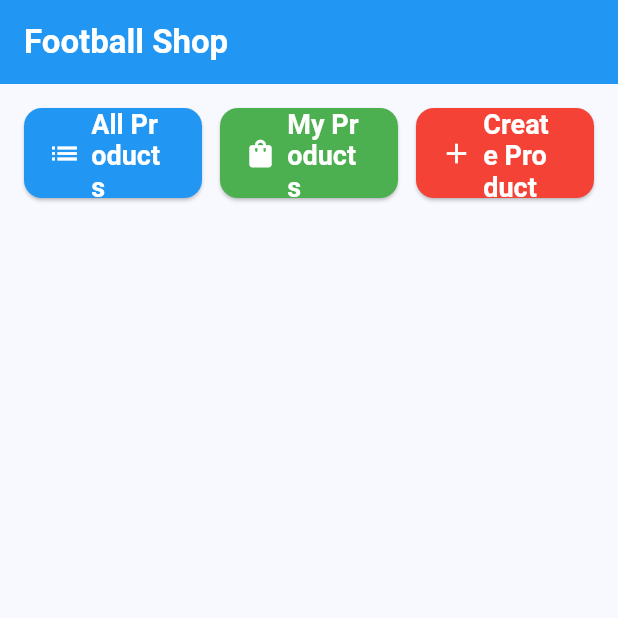
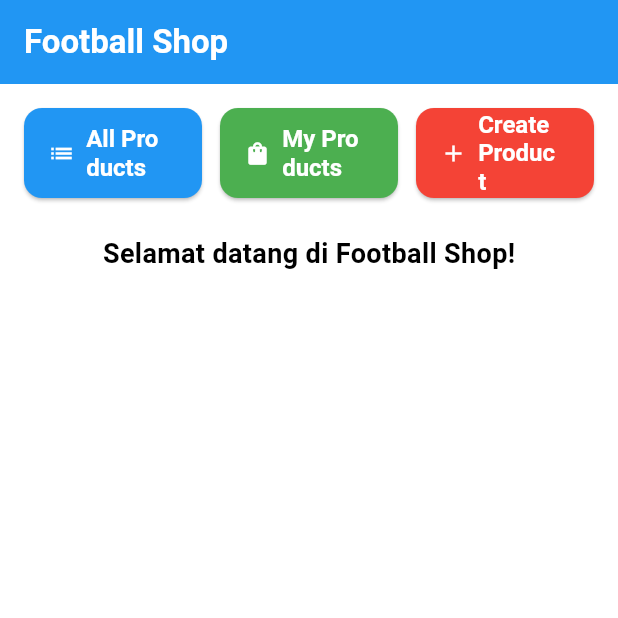
Before and after one commit to alfino157/football-shop-mobile, a Flutter app: the screen it shows after launch, on a phone screen of 412 x 824 dp, the top half of it. Run offline on Flutter 3.47's test engine with Material 3 defaults, Android fonts, the phone set to English and light mode, and no system bars.

Commit message:
Menyelesaikan tugas 7

```diff
--- a/football_shop/lib/main.dart
+++ b/football_shop/lib/main.dart
@@ -1,5 +1,5 @@
 import 'package:flutter/material.dart';
-import 'menu.dart'; // mengimpor file menu.dart
+import 'package:football_shop/menu.dart'; // Mengimpor file menu.dart
 
 void main() {
   runApp(const FootballShopApp());
@@ -13,10 +13,11 @@ class FootballShopApp extends StatelessWidget {
     return MaterialApp(
       title: 'Football Shop',
       theme: ThemeData(
-        colorScheme: ColorScheme.fromSeed(seedColor: Colors.blue),
-        useMaterial3: true,
+        // Tema warna aplikasi diatur menggunakan ColorScheme
+        colorScheme: ColorScheme.fromSwatch(primarySwatch: Colors.blue)
+            .copyWith(secondary: Colors.blueAccent[400]),
       ),
-      home: const MyHomePage(), // halaman awal diambil dari menu.dart
+      home: const MyHomePage(), // Halaman utama aplikasi
     );
   }
 }
--- a/football_shop/lib/menu.dart
+++ b/football_shop/lib/menu.dart
@@ -5,108 +5,123 @@ class MyHomePage extends StatelessWidget {
 
   @override
   Widget build(BuildContext context) {
+    // Scaffold menyediakan struktur dasar halaman dengan AppBar dan body.
     return Scaffold(
+      // Bagian atas halaman (AppBar)
       appBar: AppBar(
         title: const Text(
           'Football Shop',
-          style: TextStyle(color: Colors.white, fontWeight: FontWeight.bold),
+          style: TextStyle(
+            color: Colors.white,
+            fontWeight: FontWeight.bold,
           ),
-        backgroundColor: Colors.blue,
         ),
-      body: SafeArea(
-        child: Padding(
-          padding: const EdgeInsets.all(16),
+        backgroundColor: Theme.of(context).colorScheme.primary,
+      ),
+
+      // Bagian isi utama (body)
+      body: Padding(
+        padding: const EdgeInsets.all(16.0),
         child: Column(
           crossAxisAlignment: CrossAxisAlignment.stretch,
           children: [
-              // 🔘 Baris tombol di paling atas body
+            // Menampilkan 3 tombol secara horizontal dalam 1 baris (Row)
             Row(
               children: [
-                  // 🔵 All Products
+                // Tombol "All Products"
                 Expanded(
                   child: SizedBox(
                     height: 60,
                     child: ElevatedButton.icon(
                       style: ElevatedButton.styleFrom(
-                          backgroundColor: Colors.blue,
+                        backgroundColor: Colors.blue, // warna biru
                         textStyle: const TextStyle(
-                            fontSize: 18,
-                            fontWeight: FontWeight.w600,
+                          fontSize: 16,
+                          fontWeight: FontWeight.bold,
                         ),
                         shape: RoundedRectangleBorder(
                           borderRadius: BorderRadius.circular(12),
                         ),
                       ),
-                        icon: const Icon(Icons.list, color: Colors.white, size: 22),
-                        label: const Text('All Products', style: TextStyle(color: Colors.white)),
+                      icon: const Icon(Icons.list, color: Colors.white),
+                      label: const Text('All Products',
+                          style: TextStyle(color: Colors.white)),
                       onPressed: () {
                         ScaffoldMessenger.of(context)
                           ..hideCurrentSnackBar()
                           ..showSnackBar(
                             const SnackBar(
-                                content: Text("Kamu telah menekan tombol All Products"),
+                              content: Text(
+                                  "Kamu telah menekan tombol All Products"),
                             ),
                           );
                       },
                     ),
                   ),
                 ),
+
                 const SizedBox(width: 12),
 
-                  // 🟢 My Products
+                // Tombol "My Products"
                 Expanded(
                   child: SizedBox(
                     height: 60,
                     child: ElevatedButton.icon(
                       style: ElevatedButton.styleFrom(
-                          backgroundColor: Colors.green,
+                        backgroundColor: Colors.green, // warna hijau
                         textStyle: const TextStyle(
-                            fontSize: 18,
-                            fontWeight: FontWeight.w600,
+                          fontSize: 16,
+                          fontWeight: FontWeight.bold,
                         ),
                         shape: RoundedRectangleBorder(
                           borderRadius: BorderRadius.circular(12),
                         ),
                       ),
-                        icon: const Icon(Icons.shopping_bag, color: Colors.white, size: 22),
-                        label: const Text('My Products', style: TextStyle(color: Colors.white)),
+                      icon:
+                          const Icon(Icons.shopping_bag, color: Colors.white),
+                      label: const Text('My Products',
+                          style: TextStyle(color: Colors.white)),
                       onPressed: () {
                         ScaffoldMessenger.of(context)
                           ..hideCurrentSnackBar()
                           ..showSnackBar(
                             const SnackBar(
-                                content: Text("Kamu telah menekan tombol My Products"),
+                              content: Text(
+                                  "Kamu telah menekan tombol My Products"),
                             ),
                           );
                       },
                     ),
                   ),
                 ),
+
                 const SizedBox(width: 12),
 
-                  // 🔴 Create Product
+                // Tombol "Create Product"
                 Expanded(
                   child: SizedBox(
                     height: 60,
                     child: ElevatedButton.icon(
                       style: ElevatedButton.styleFrom(
-                          backgroundColor: Colors.red,
+                        backgroundColor: Colors.red, // warna merah
                         textStyle: const TextStyle(
-                            fontSize: 18,
-                            fontWeight: FontWeight.w600,
+                          fontSize: 16,
+                          fontWeight: FontWeight.bold,
                         ),
                         shape: RoundedRectangleBorder(
                           borderRadius: BorderRadius.circular(12),
                         ),
                       ),
-                        icon: const Icon(Icons.add, color: Colors.white, size: 22),
-                        label: const Text('Create Product', style: TextStyle(color: Colors.white)),
+                      icon: const Icon(Icons.add, color: Colors.white),
+                      label: const Text('Create Product',
+                          style: TextStyle(color: Colors.white)),
                       onPressed: () {
                         ScaffoldMessenger.of(context)
                           ..hideCurrentSnackBar()
                           ..showSnackBar(
                             const SnackBar(
-                                content: Text("Kamu telah menekan tombol Create Product"),
+                              content: Text(
+                                  "Kamu telah menekan tombol Create Product"),
                             ),
                           );
                       },
@@ -116,10 +131,19 @@ class MyHomePage extends StatelessWidget {
               ],
             ),
 
-              const SizedBox(height: 20),
+            const SizedBox(height: 24),
 
+            // welcoming text
+            const Center(
+              child: Text(
+                'Selamat datang di Football Shop!',
+                style: TextStyle(
+                  fontWeight: FontWeight.bold,
+                  fontSize: 18.0,
+                ),
+              ),
+            ),
           ],
-          ),
         ),
       ),
     );
```
Lines whose indentation alone changed are shown as unchanged.
